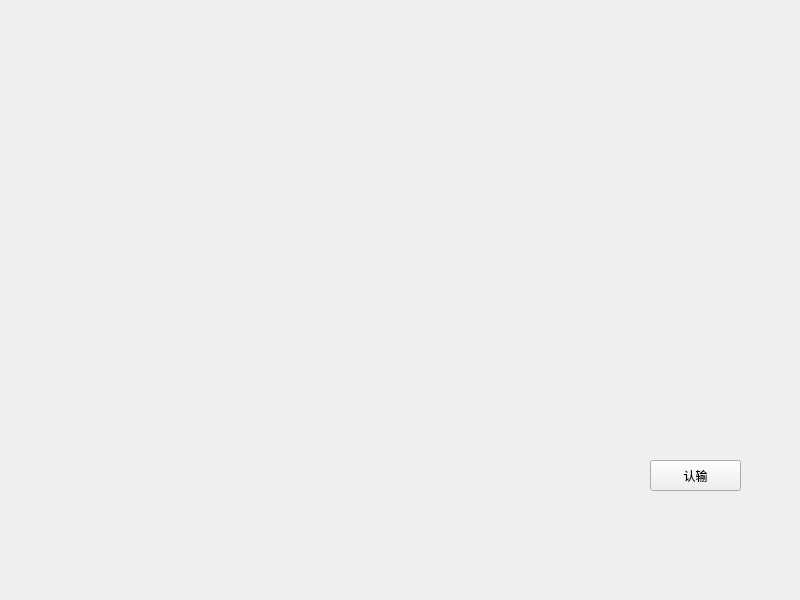
Above: Surakarta/widget.ui from lowl6/Surakarta before the change. Below: the same form after it.
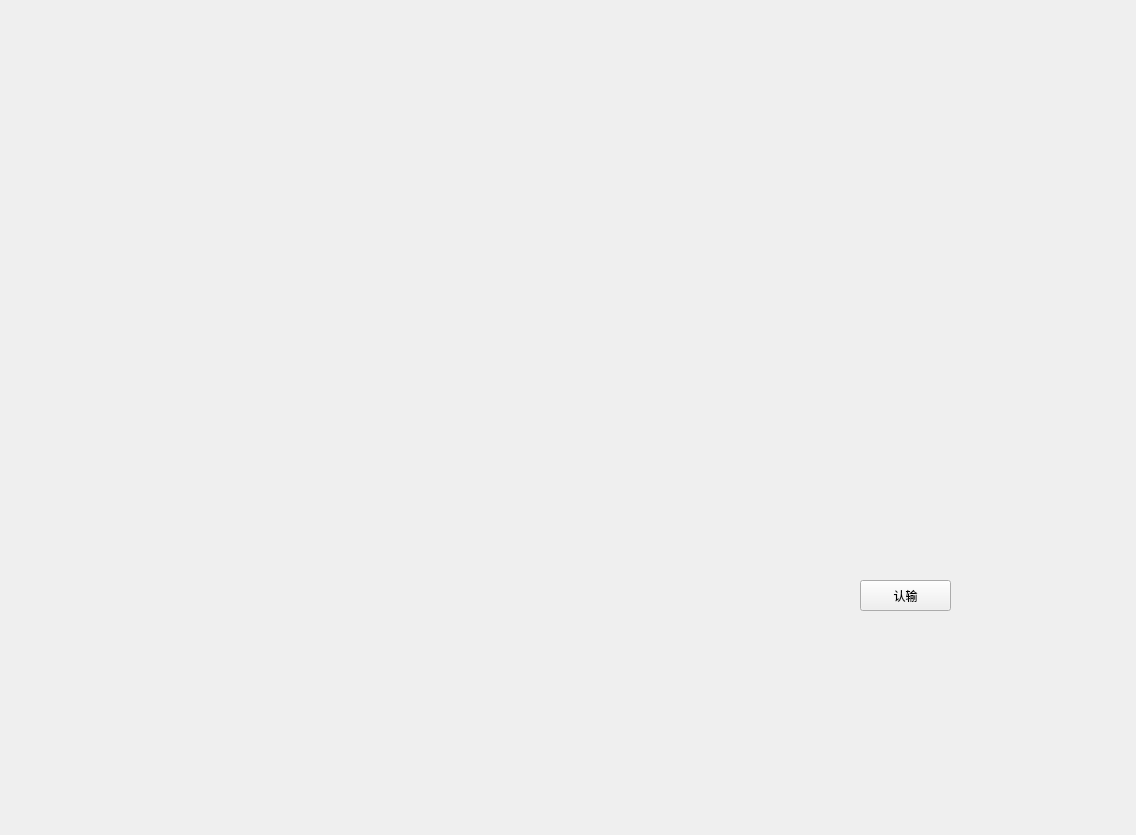
That is the form after the change.

Diff of the .ui file:
```diff
--- a/Surakarta/widget.ui
+++ b/Surakarta/widget.ui
@@ -6,8 +6,8 @@
    <rect>
     <x>0</x>
     <y>0</y>
-    <width>800</width>
-    <height>600</height>
+    <width>1136</width>
+    <height>835</height>
    </rect>
   </property>
   <property name="windowTitle">
@@ -16,8 +16,8 @@
   <widget class="QPushButton" name="admit_defeat">
    <property name="geometry">
     <rect>
-     <x>650</x>
-     <y>460</y>
+     <x>860</x>
+     <y>580</y>
      <width>91</width>
      <height>31</height>
     </rect>
```
